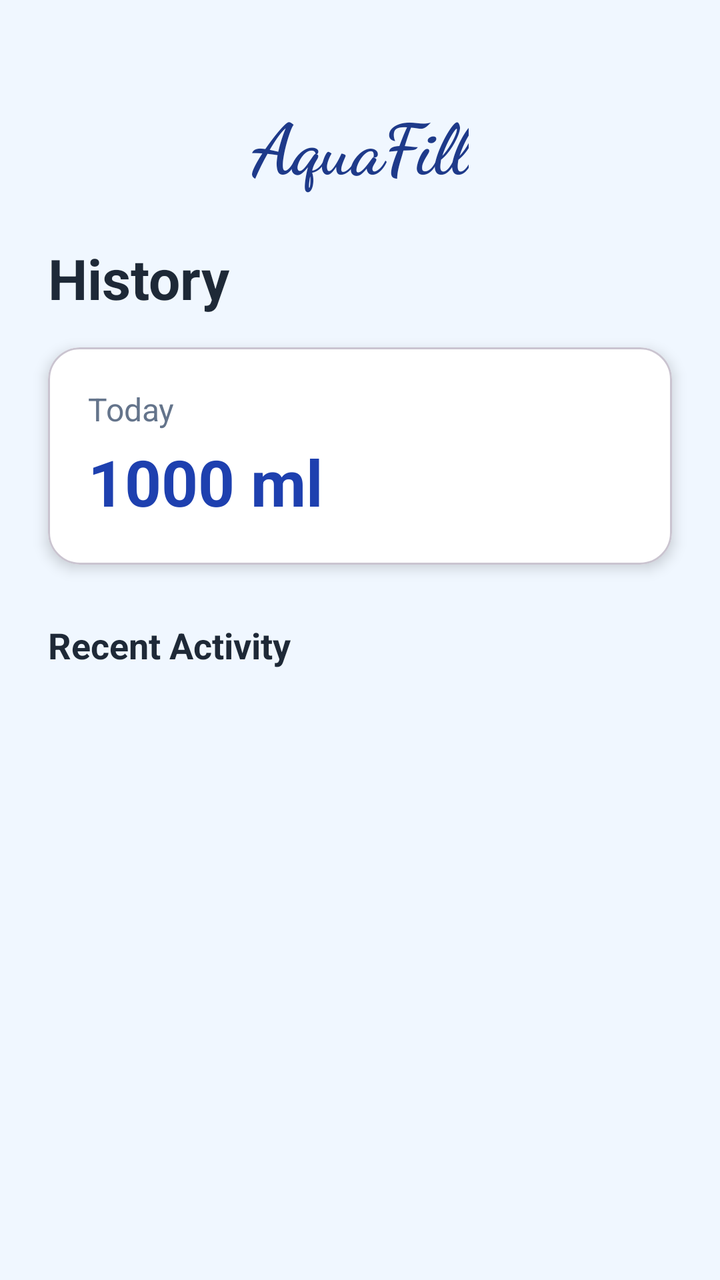
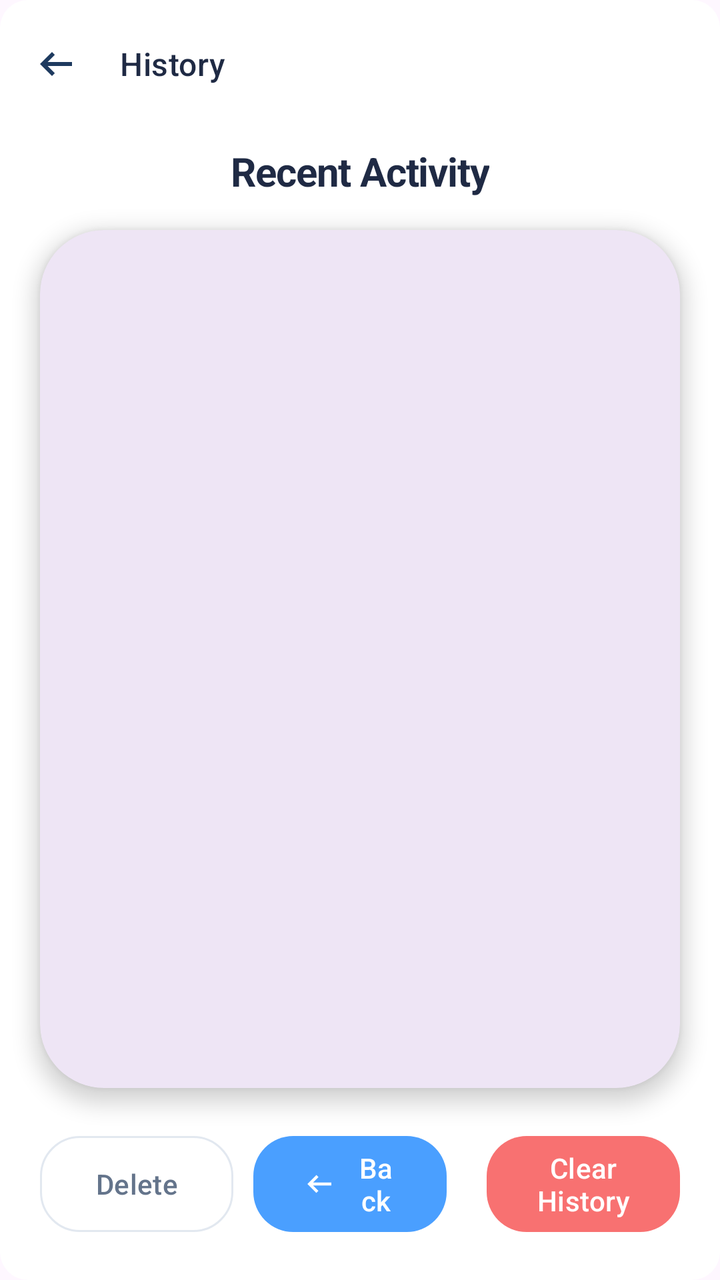

The first picture is an Android layout as it rendered before a commit; the second is the same layout after the commit. The layout source and the unified diff follow.
<!-- AndroidManifest.xml: application theme Theme.WaterReminder -->
<!-- res/layout/activity_history.xml -->
<?xml version="1.0" encoding="utf-8"?>
    <androidx.constraintlayout.widget.ConstraintLayout xmlns:android="http://schemas.android.com/apk/res/android"
        xmlns:app="http://schemas.android.com/apk/res-auto"
        xmlns:tools="http://schemas.android.com/tools"
        android:layout_width="match_parent"
        android:layout_height="match_parent"
        android:background="#F0F7FF"
        tools:context=".History">

        
        <TextView
            android:id="@+id/tvAppName"
            android:layout_width="wrap_content"
            android:layout_height="wrap_content"
            android:text="AquaFill"
            android:textSize="35sp"
            android:fontFamily="cursive"
            android:textStyle="bold"
            android:textColor="#1E3A8A"
            app:layout_constraintTop_toTopOf="parent"
            app:layout_constraintStart_toStartOf="parent"
            app:layout_constraintEnd_toEndOf="parent"
            android:layout_marginTop="48dp" />

        
        <TextView
            android:id="@+id/tvHistoryTitle"
            android:layout_width="wrap_content"
            android:layout_height="wrap_content"
            android:text="History"
            android:textSize="28sp"
            android:textStyle="bold"
            android:textColor="#1E2937"
            app:layout_constraintTop_toBottomOf="@id/tvAppName"
            app:layout_constraintStart_toStartOf="parent"
            android:layout_marginStart="24dp"
            android:layout_marginTop="24dp" />

        
        <com.google.android.material.card.MaterialCardView
            android:id="@+id/cardSummary"
            android:layout_width="0dp"
            android:layout_height="wrap_content"
            android:layout_marginHorizontal="24dp"
            android:layout_marginTop="16dp"
            app:cardCornerRadius="16dp"
            app:cardElevation="4dp"
            app:cardBackgroundColor="#FFFFFF"
            app:layout_constraintTop_toBottomOf="@id/tvHistoryTitle"
            app:layout_constraintStart_toStartOf="parent"
            app:layout_constraintEnd_toEndOf="parent">

            <LinearLayout
                android:layout_width="match_parent"
                android:layout_height="wrap_content"
                android:orientation="vertical"
                android:padding="20dp">

                <TextView
                    android:layout_width="wrap_content"
                    android:layout_height="wrap_content"
                    android:text="Today"
                    android:textSize="16sp"
                    android:textColor="#64748B" />

                <TextView
                    android:id="@+id/tvTodayIntake"
                    android:layout_width="wrap_content"
                    android:layout_height="wrap_content"
                    android:text="1000 ml"
                    android:textSize="32sp"
                    android:textStyle="bold"
                    android:textColor="#1E40AF"
                    android:layout_marginTop="4dp" />

            </LinearLayout>
        </com.google.android.material.card.MaterialCardView>

        
        <TextView
            android:id="@+id/tvRecent"
            android:layout_width="wrap_content"
            android:layout_height="wrap_content"
            android:text="Recent Activity"
            android:textSize="18sp"
            android:textStyle="bold"
            android:textColor="#1E2937"
            app:layout_constraintTop_toBottomOf="@id/cardSummary"
            app:layout_constraintStart_toStartOf="parent"
            android:layout_marginStart="24dp"
            android:layout_marginTop="28dp" />

        
        <androidx.recyclerview.widget.RecyclerView
            android:id="@+id/recyclerHistory"
            android:layout_width="0dp"
            android:layout_height="0dp"
            android:layout_marginTop="12dp"
            android:paddingHorizontal="16dp"
            android:clipToPadding="false"
            app:layoutManager="androidx.recyclerview.widget.LinearLayoutManager"
            app:layout_constraintTop_toBottomOf="@id/tvRecent"
            app:layout_constraintBottom_toBottomOf="parent"
            app:layout_constraintStart_toStartOf="parent"
            app:layout_constraintEnd_toEndOf="parent" />

        
        <LinearLayout
            android:id="@+id/emptyStateLayout"
            android:layout_width="wrap_content"
            android:layout_height="wrap_content"
            android:orientation="vertical"
            android:gravity="center"
            android:visibility="gone"
            app:layout_constraintTop_toTopOf="parent"
            app:layout_constraintBottom_toBottomOf="parent"
            app:layout_constraintStart_toStartOf="parent"
            app:layout_constraintEnd_toEndOf="parent">

            <ImageView
                android:layout_width="100dp"
                android:layout_height="100dp"
                android:alpha="0.7"/>

            <TextView
                android:layout_width="wrap_content"
                android:layout_height="wrap_content"
                android:text="No records yet"
                android:textSize="18sp"
                android:textColor="#64748B"
                android:textStyle="bold"
                android:layout_marginTop="16dp"/>

            <TextView
                android:layout_width="wrap_content"
                android:layout_height="wrap_content"
                android:text="Your water intake history will appear here"
                android:textSize="14sp"
                android:textColor="#94A3B8"
                android:layout_marginTop="8dp"
                android:gravity="center"/>
        </LinearLayout>

    </androidx.constraintlayout.widget.ConstraintLayout>
<!-- resources referenced by this layout -->
<resources>
  <style name="Theme.WaterReminder" parent="Base.Theme.WaterReminder" />
  <style name="Base.Theme.WaterReminder" parent="Theme.Material3.DayNight.NoActionBar">
          
          
      </style>
</resources>

<!-- the commit's change to res/layout/activity_history.xml (unified diff, before → after) -->
@@ -1,144 +1,112 @@
 <?xml version="1.0" encoding="utf-8"?>
-    <androidx.constraintlayout.widget.ConstraintLayout xmlns:android="http://schemas.android.com/apk/res/android"
-        xmlns:app="http://schemas.android.com/apk/res-auto"
-        xmlns:tools="http://schemas.android.com/tools"
-        android:layout_width="match_parent"
-        android:layout_height="match_parent"
-        android:background="#F0F7FF"
-        tools:context=".History">
+<androidx.constraintlayout.widget.ConstraintLayout
+    xmlns:android="http://schemas.android.com/apk/res/android"
+    xmlns:app="http://schemas.android.com/apk/res-auto"
+    android:layout_width="match_parent"
+    android:layout_height="match_parent"
+    android:background="@drawable/bg"
+    android:fitsSystemWindows="true">
 
-        
-        <TextView
-            android:id="@+id/tvAppName"
-            android:layout_width="wrap_content"
-            android:layout_height="wrap_content"
-            android:text="AquaFill"
-            android:textSize="35sp"
-            android:fontFamily="cursive"
-            android:textStyle="bold"
-            android:textColor="#1E3A8A"
-            app:layout_constraintTop_toTopOf="parent"
-            app:layout_constraintStart_toStartOf="parent"
-            app:layout_constraintEnd_toEndOf="parent"
-            android:layout_marginTop="48dp" />
+    <com.google.android.material.appbar.MaterialToolbar
+        android:id="@+id/toolbar"
+        android:layout_width="0dp"
+        android:layout_height="?attr/actionBarSize"
+        android:background="@android:color/transparent"
+        app:layout_constraintTop_toTopOf="parent"
+        app:layout_constraintStart_toStartOf="parent"
+        app:layout_constraintEnd_toEndOf="parent"
+        app:navigationIcon="@drawable/icon_back"
+        app:title="History"
+        app:titleTextColor="#1F2A44"
+        app:titleTextAppearance="@style/TextAppearance.Material3.TitleMedium" />
 
-        
-        <TextView
-            android:id="@+id/tvHistoryTitle"
-            android:layout_width="wrap_content"
-            android:layout_height="wrap_content"
-            android:text="History"
-            android:textSize="28sp"
-            android:textStyle="bold"
-            android:textColor="#1E2937"
-            app:layout_constraintTop_toBottomOf="@id/tvAppName"
-            app:layout_constraintStart_toStartOf="parent"
-            android:layout_marginStart="24dp"
-            android:layout_marginTop="24dp" />
+    <TextView
+        android:id="@+id/tv_recent_title"
+        android:layout_width="wrap_content"
+        android:layout_height="wrap_content"
+        android:text="Recent Activity"
+        android:textColor="#1F2A44"
+        android:textSize="20sp"
+        android:textStyle="bold"
+        android:letterSpacing="-0.02"
+        android:layout_marginTop="8dp"
+        app:layout_constraintStart_toStartOf="parent"
+        app:layout_constraintEnd_toEndOf="parent"
+        app:layout_constraintTop_toBottomOf="@id/toolbar" />
 
-        
-        <com.google.android.material.card.MaterialCardView
-            android:id="@+id/cardSummary"
+    <com.google.android.material.card.MaterialCardView
+        android:id="@+id/history_card"
+        android:layout_width="0dp"
+        android:layout_height="0dp"
+        android:layout_marginHorizontal="20dp"
+        android:layout_marginTop="16dp"
+        app:cardCornerRadius="32dp"
+        app:cardElevation="6dp"
+        app:strokeWidth="0dp"
+        app:layout_constraintTop_toBottomOf="@id/tv_recent_title"
+        app:layout_constraintBottom_toTopOf="@id/bottom_actions"
+        app:layout_constraintStart_toStartOf="parent"
+        app:layout_constraintEnd_toEndOf="parent">
+
+        <androidx.recyclerview.widget.RecyclerView
+            android:id="@+id/rv_history"
+            android:layout_width="match_parent"
+            android:layout_height="match_parent"
+            android:paddingHorizontal="8dp"
+            android:paddingVertical="12dp"
+            android:clipToPadding="false"
+            app:layoutManager="androidx.recyclerview.widget.LinearLayoutManager" />
+
+    </com.google.android.material.card.MaterialCardView>
+
+    <LinearLayout
+        android:id="@+id/bottom_actions"
+        android:layout_width="0dp"
+        android:layout_height="wrap_content"
+        android:orientation="horizontal"
+        android:padding="20dp"
+        android:gravity="center"
+        app:layout_constraintBottom_toBottomOf="parent"
+        app:layout_constraintStart_toStartOf="parent"
+        app:layout_constraintEnd_toEndOf="parent">
+
+        <com.google.android.material.button.MaterialButton
+            android:id="@+id/btn_delete"
+            style="@style/Widget.Material3.Button.OutlinedButton"
             android:layout_width="0dp"
-            android:layout_height="wrap_content"
-            android:layout_marginHorizontal="24dp"
-            android:layout_marginTop="16dp"
-            app:cardCornerRadius="16dp"
-            app:cardElevation="4dp"
-            app:cardBackgroundColor="#FFFFFF"
-            app:layout_constraintTop_toBottomOf="@id/tvHistoryTitle"
-            app:layout_constraintStart_toStartOf="parent"
-            app:layout_constraintEnd_toEndOf="parent">
+            android:layout_weight="1"
+            android:layout_height="56dp"
+            android:text="Delete"
+            android:textColor="#64748B"
+            app:strokeColor="#E2E8F0"
+            app:cornerRadius="20dp"
+            android:layout_marginEnd="10dp" />
 
-            <LinearLayout
-                android:layout_width="match_parent"
-                android:layout_height="wrap_content"
-                android:orientation="vertical"
-                android:padding="20dp">
+        <com.google.android.material.button.MaterialButton
+            android:id="@+id/btnBack"
+            style="@style/Widget.Material3.Button"
+            android:layout_width="0dp"
+            android:layout_weight="1"
+            android:layout_height="56dp"
+            android:text="Back"
+            app:icon="@drawable/icon_back"
+            app:iconGravity="start"
+            app:backgroundTint="#4A9FFF"
+            app:cornerRadius="20dp"
+            android:layout_marginEnd="10dp" />
 
-                <TextView
-                    android:layout_width="wrap_content"
-                    android:layout_height="wrap_content"
-                    android:text="Today"
-                    android:textSize="16sp"
-                    android:textColor="#64748B" />
+        <com.google.android.material.button.MaterialButton
+            android:id="@+id/btn_clear_all"
+            style="@style/Widget.Material3.Button"
+            android:layout_width="0dp"
+            android:layout_weight="1"
+            android:layout_height="56dp"
+            android:text="Clear History"
+            android:textColor="#FFFFFF"
+            app:backgroundTint="#F87171"
+            app:cornerRadius="20dp"
+            android:layout_marginStart="10dp" />
 
-                <TextView
-                    android:id="@+id/tvTodayIntake"
-                    android:layout_width="wrap_content"
-                    android:layout_height="wrap_content"
-                    android:text="1000 ml"
-                    android:textSize="32sp"
-                    android:textStyle="bold"
-                    android:textColor="#1E40AF"
-                    android:layout_marginTop="4dp" />
+    </LinearLayout>
 
-            </LinearLayout>
-        </com.google.android.material.card.MaterialCardView>
-
-        
-        <TextView
-            android:id="@+id/tvRecent"
-            android:layout_width="wrap_content"
-            android:layout_height="wrap_content"
-            android:text="Recent Activity"
-            android:textSize="18sp"
-            android:textStyle="bold"
-            android:textColor="#1E2937"
-            app:layout_constraintTop_toBottomOf="@id/cardSummary"
-            app:layout_constraintStart_toStartOf="parent"
-            android:layout_marginStart="24dp"
-            android:layout_marginTop="28dp" />
-
-        
-        <androidx.recyclerview.widget.RecyclerView
-            android:id="@+id/recyclerHistory"
-            android:layout_width="0dp"
-            android:layout_height="0dp"
-            android:layout_marginTop="12dp"
-            android:paddingHorizontal="16dp"
-            android:clipToPadding="false"
-            app:layoutManager="androidx.recyclerview.widget.LinearLayoutManager"
-            app:layout_constraintTop_toBottomOf="@id/tvRecent"
-            app:layout_constraintBottom_toBottomOf="parent"
-            app:layout_constraintStart_toStartOf="parent"
-            app:layout_constraintEnd_toEndOf="parent" />
-
-        
-        <LinearLayout
-            android:id="@+id/emptyStateLayout"
-            android:layout_width="wrap_content"
-            android:layout_height="wrap_content"
-            android:orientation="vertical"
-            android:gravity="center"
-            android:visibility="gone"
-            app:layout_constraintTop_toTopOf="parent"
-            app:layout_constraintBottom_toBottomOf="parent"
-            app:layout_constraintStart_toStartOf="parent"
-            app:layout_constraintEnd_toEndOf="parent">
-
-            <ImageView
-                android:layout_width="100dp"
-                android:layout_height="100dp"
-                android:alpha="0.7"/>
-
-            <TextView
-                android:layout_width="wrap_content"
-                android:layout_height="wrap_content"
-                android:text="No records yet"
-                android:textSize="18sp"
-                android:textColor="#64748B"
-                android:textStyle="bold"
-                android:layout_marginTop="16dp"/>
-
-            <TextView
-                android:layout_width="wrap_content"
-                android:layout_height="wrap_content"
-                android:text="Your water intake history will appear here"
-                android:textSize="14sp"
-                android:textColor="#94A3B8"
-                android:layout_marginTop="8dp"
-                android:gravity="center"/>
-        </LinearLayout>
-
-    </androidx.constraintlayout.widget.ConstraintLayout>
+</androidx.constraintlayout.widget.ConstraintLayout>
<!-- resource entries referenced after the edit -->
@@ -1,5 +1,20 @@
 <!-- resources referenced by this layout -->
 <resources>
+  <!-- drawable bg (drawable) -->
+  <?xml version="1.0" encoding="utf-8"?>
+  <shape xmlns:android="http://schemas.android.com/apk/res/android">
+      <solid android:color="#FFFFFF"/> <corners android:radius="14dp"/>
+  </shape>
+  <!-- drawable icon_back (drawable) -->
+  <vector xmlns:android="http://schemas.android.com/apk/res/android"
+      android:width="24dp"
+      android:height="24dp"
+      android:viewportWidth="24"
+      android:viewportHeight="24">
+      <path
+          android:fillColor="#1E3A5F"
+          android:pathData="M20,11H7.83L11.41,7.41L10,6L4,12L10,18L11.41,16.59L7.83,13H20V11Z" />
+  </vector>
   <style name="Theme.WaterReminder" parent="Base.Theme.WaterReminder" />
   <style name="Base.Theme.WaterReminder" parent="Theme.Material3.DayNight.NoActionBar">
           
